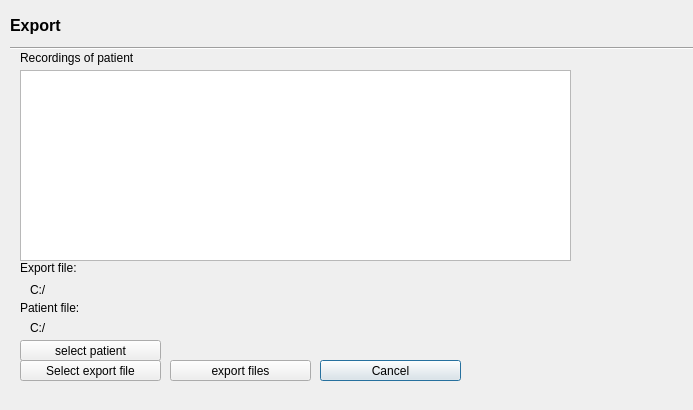
First picture: the form in screens/exportdialog.ui, repository PCSchool/demonstrator, before the edit.
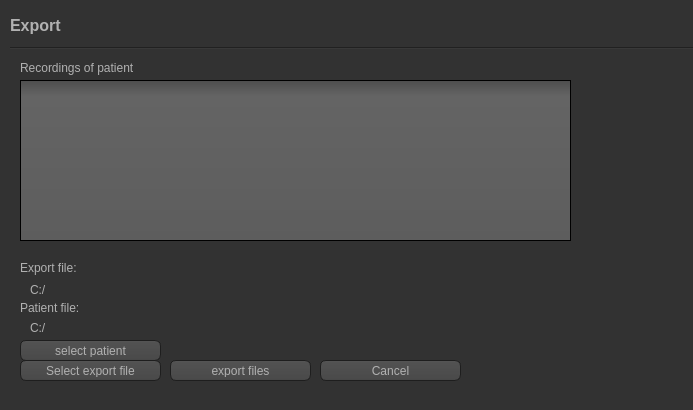
Second picture: the form after the edit. Icons and pictures are not drawn.

The edit to the form file:
```diff
--- a/screens/exportdialog.ui
+++ b/screens/exportdialog.ui
@@ -19,6 +19,474 @@
   <property name="windowTitle">
    <string>Dialog</string>
   </property>
+  <property name="styleSheet">
+   <string notr="true">QToolTip
+{
+     border: 1px solid black;
+     background-color: #ffa02f;
+     padding: 1px;
+     border-radius: 3px;
+     opacity: 100;
+}
+
+QWidget
+{
+    color: #b1b1b1;
+    background-color: #323232;
+}
+
+QWidget:item:hover
+{
+    background-color: QLinearGradient( x1: 0, y1: 0, x2: 0, y2: 1, stop: 0 #ffa02f, stop: 1 #ca0619);
+    color: #000000;
+}
+
+QWidget:item:selected
+{
+    background-color: QLinearGradient( x1: 0, y1: 0, x2: 0, y2: 1, stop: 0 #ffa02f, stop: 1 #d7801a);
+}
+
+QMenuBar::item
+{
+    background: transparent;
+}
+
+QMenuBar::item:selected
+{
+    background: transparent;
+    border: 1px solid #ffaa00;
+}
+
+QMenuBar::item:pressed
+{
+    background: #444;
+    border: 1px solid #000;
+    background-color: QLinearGradient(
+        x1:0, y1:0,
+        x2:0, y2:1,
+        stop:1 #212121,
+        stop:0.4 #343434/*,
+        stop:0.2 #343434,
+        stop:0.1 #ffaa00*/
+    );
+    margin-bottom:-1px;
+    padding-bottom:1px;
+}
+
+QMenu
+{
+    border: 1px solid #000;
+}
+
+QMenu::item
+{
+    padding: 2px 20px 2px 20px;
+}
+
+QMenu::item:selected
+{
+    color: #000000;
+}
+
+QWidget:disabled
+{
+    color: #404040;
+    background-color: #323232;
+}
+
+QAbstractItemView
+{
+    background-color: QLinearGradient( x1: 0, y1: 0, x2: 0, y2: 1, stop: 0 #4d4d4d, stop: 0.1 #646464, stop: 1 #5d5d5d);
+}
+
+QWidget:focus
+{
+    /*border: 2px solid QLinearGradient( x1: 0, y1: 0, x2: 0, y2: 1, stop: 0 #ffa02f, stop: 1 #d7801a);*/
+}
+
+QLineEdit
+{
+    background-color: QLinearGradient( x1: 0, y1: 0, x2: 0, y2: 1, stop: 0 #4d4d4d, stop: 0 #646464, stop: 1 #5d5d5d);
+    padding: 1px;
+    border-style: solid;
+    border: 1px solid #1e1e1e;
+    border-radius: 5;
+}
+
+QPushButton
+{
+    color: #b1b1b1;
+    background-color: QLinearGradient( x1: 0, y1: 0, x2: 0, y2: 1, stop: 0 #565656, stop: 0.1 #525252, stop: 0.5 #4e4e4e, stop: 0.9 #4a4a4a, stop: 1 #464646);
+    border-width: 1px;
+    border-color: #1e1e1e;
+    border-style: solid;
+    border-radius: 6;
+    padding: 3px;
+    font-size: 12px;
+    padding-left: 5px;
+    padding-right: 5px;
+}
+
+QPushButton:pressed
+{
+    background-color: QLinearGradient( x1: 0, y1: 0, x2: 0, y2: 1, stop: 0 #2d2d2d, stop: 0.1 #2b2b2b, stop: 0.5 #292929, stop: 0.9 #282828, stop: 1 #252525);
+}
+
+QComboBox
+{
+    selection-background-color: #ffaa00;
+    background-color: QLinearGradient( x1: 0, y1: 0, x2: 0, y2: 1, stop: 0 #565656, stop: 0.1 #525252, stop: 0.5 #4e4e4e, stop: 0.9 #4a4a4a, stop: 1 #464646);
+    border-style: solid;
+    border: 1px solid #1e1e1e;
+    border-radius: 5;
+}
+
+QComboBox:hover,QPushButton:hover
+{
+    border: 2px solid QLinearGradient( x1: 0, y1: 0, x2: 0, y2: 1, stop: 0 #ffa02f, stop: 1 #d7801a);
+}
+
+
+QComboBox:on
+{
+    padding-top: 3px;
+    padding-left: 4px;
+    background-color: QLinearGradient( x1: 0, y1: 0, x2: 0, y2: 1, stop: 0 #2d2d2d, stop: 0.1 #2b2b2b, stop: 0.5 #292929, stop: 0.9 #282828, stop: 1 #252525);
+    selection-background-color: #ffaa00;
+}
+
+QComboBox QAbstractItemView
+{
+    border: 2px solid darkgray;
+    selection-background-color: QLinearGradient( x1: 0, y1: 0, x2: 0, y2: 1, stop: 0 #ffa02f, stop: 1 #d7801a);
+}
+
+QComboBox::drop-down
+{
+     subcontrol-origin: padding;
+     subcontrol-position: top right;
+     width: 15px;
+
+     border-left-width: 0px;
+     border-left-color: darkgray;
+     border-left-style: solid; /* just a single line */
+     border-top-right-radius: 3px; /* same radius as the QComboBox */
+     border-bottom-right-radius: 3px;
+ }
+
+QComboBox::down-arrow
+{
+     image: url(:/down_arrow.png);
+}
+
+QGroupBox:focus
+{
+border: 2px solid QLinearGradient( x1: 0, y1: 0, x2: 0, y2: 1, stop: 0 #ffa02f, stop: 1 #d7801a);
+}
+
+QTextEdit:focus
+{
+    border: 2px solid QLinearGradient( x1: 0, y1: 0, x2: 0, y2: 1, stop: 0 #ffa02f, stop: 1 #d7801a);
+}
+
+QScrollBar:horizontal {
+     border: 1px solid #222222;
+     background: QLinearGradient( x1: 0, y1: 0, x2: 0, y2: 1, stop: 0.0 #121212, stop: 0.2 #282828, stop: 1 #484848);
+     height: 7px;
+     margin: 0px 16px 0 16px;
+}
+
+QScrollBar::handle:horizontal
+{
+      background: QLinearGradient( x1: 0, y1: 0, x2: 1, y2: 0, stop: 0 #ffa02f, stop: 0.5 #d7801a, stop: 1 #ffa02f);
+      min-height: 20px;
+      border-radius: 2px;
+}
+
+QScrollBar::add-line:horizontal {
+      border: 1px solid #1b1b19;
+      border-radius: 2px;
+      background: QLinearGradient( x1: 0, y1: 0, x2: 1, y2: 0, stop: 0 #ffa02f, stop: 1 #d7801a);
+      width: 14px;
+      subcontrol-position: right;
+      subcontrol-origin: margin;
+}
+
+QScrollBar::sub-line:horizontal {
+      border: 1px solid #1b1b19;
+      border-radius: 2px;
+      background: QLinearGradient( x1: 0, y1: 0, x2: 1, y2: 0, stop: 0 #ffa02f, stop: 1 #d7801a);
+      width: 14px;
+     subcontrol-position: left;
+     subcontrol-origin: margin;
+}
+
+QScrollBar::right-arrow:horizontal, QScrollBar::left-arrow:horizontal
+{
+      border: 1px solid black;
+      width: 1px;
+      height: 1px;
+      background: white;
+}
+
+QScrollBar::add-page:horizontal, QScrollBar::sub-page:horizontal
+{
+      background: none;
+}
+
+QScrollBar:vertical
+{
+      background: QLinearGradient( x1: 0, y1: 0, x2: 1, y2: 0, stop: 0.0 #121212, stop: 0.2 #282828, stop: 1 #484848);
+      width: 7px;
+      margin: 16px 0 16px 0;
+      border: 1px solid #222222;
+}
+
+QScrollBar::handle:vertical
+{
+      background: QLinearGradient( x1: 0, y1: 0, x2: 0, y2: 1, stop: 0 #ffa02f, stop: 0.5 #d7801a, stop: 1 #ffa02f);
+      min-height: 20px;
+      border-radius: 2px;
+}
+
+QScrollBar::add-line:vertical
+{
+      border: 1px solid #1b1b19;
+      border-radius: 2px;
+      background: QLinearGradient( x1: 0, y1: 0, x2: 0, y2: 1, stop: 0 #ffa02f, stop: 1 #d7801a);
+      height: 14px;
+      subcontrol-position: bottom;
+      subcontrol-origin: margin;
+}
+
+QScrollBar::sub-line:vertical
+{
+      border: 1px solid #1b1b19;
+      border-radius: 2px;
+      background: QLinearGradient( x1: 0, y1: 0, x2: 0, y2: 1, stop: 0 #d7801a, stop: 1 #ffa02f);
+      height: 14px;
+      subcontrol-position: top;
+      subcontrol-origin: margin;
+}
+
+QScrollBar::up-arrow:vertical, QScrollBar::down-arrow:vertical
+{
+      border: 1px solid black;
+      width: 1px;
+      height: 1px;
+      background: white;
+}
+
+
+QScrollBar::add-page:vertical, QScrollBar::sub-page:vertical
+{
+      background: none;
+}
+
+QTextEdit
+{
+    background-color: #242424;
+}
+
+QPlainTextEdit
+{
+    background-color: #242424;
+}
+
+QHeaderView::section
+{
+    background-color: QLinearGradient(x1:0, y1:0, x2:0, y2:1, stop:0 #616161, stop: 0.5 #505050, stop: 0.6 #434343, stop:1 #656565);
+    color: white;
+    padding-left: 4px;
+    border: 1px solid #6c6c6c;
+}
+
+QCheckBox:disabled
+{
+color: #414141;
+}
+
+QDockWidget::title
+{
+    text-align: center;
+    spacing: 3px; /* spacing between items in the tool bar */
+    background-color: QLinearGradient(x1:0, y1:0, x2:0, y2:1, stop:0 #323232, stop: 0.5 #242424, stop:1 #323232);
+}
+
+QDockWidget::close-button, QDockWidget::float-button
+{
+    text-align: center;
+    spacing: 1px; /* spacing between items in the tool bar */
+    background-color: QLinearGradient(x1:0, y1:0, x2:0, y2:1, stop:0 #323232, stop: 0.5 #242424, stop:1 #323232);
+}
+
+QDockWidget::close-button:hover, QDockWidget::float-button:hover
+{
+    background: #242424;
+}
+
+QDockWidget::close-button:pressed, QDockWidget::float-button:pressed
+{
+    padding: 1px -1px -1px 1px;
+}
+
+QMainWindow::separator
+{
+    background-color: QLinearGradient(x1:0, y1:0, x2:0, y2:1, stop:0 #161616, stop: 0.5 #151515, stop: 0.6 #212121, stop:1 #343434);
+    color: white;
+    padding-left: 4px;
+    border: 1px solid #4c4c4c;
+    spacing: 3px; /* spacing between items in the tool bar */
+}
+
+QMainWindow::separator:hover
+{
+
+    background-color: QLinearGradient(x1:0, y1:0, x2:0, y2:1, stop:0 #d7801a, stop:0.5 #b56c17 stop:1 #ffa02f);
+    color: white;
+    padding-left: 4px;
+    border: 1px solid #6c6c6c;
+    spacing: 3px; /* spacing between items in the tool bar */
+}
+
+QToolBar::handle
+{
+     spacing: 3px; /* spacing between items in the tool bar */
+     background: url(:/images/handle.png);
+}
+
+QMenu::separator
+{
+    height: 2px;
+    background-color: QLinearGradient(x1:0, y1:0, x2:0, y2:1, stop:0 #161616, stop: 0.5 #151515, stop: 0.6 #212121, stop:1 #343434);
+    color: white;
+    padding-left: 4px;
+    margin-left: 10px;
+    margin-right: 5px;
+}
+
+QProgressBar
+{
+    border: 2px solid grey;
+    border-radius: 5px;
+    text-align: center;
+}
+
+QProgressBar::chunk
+{
+    background-color: #d7801a;
+    width: 2.15px;
+    margin: 0.5px;
+}
+
+QTabBar::tab {
+    color: #b1b1b1;
+    border: 1px solid #444;
+    border-bottom-style: none;
+    background-color: #323232;
+    padding-left: 10px;
+    padding-right: 10px;
+    padding-top: 3px;
+    padding-bottom: 2px;
+    margin-right: -1px;
+}
+
+QTabWidget::pane {
+    border: 1px solid #444;
+    top: 1px;
+}
+
+QTabBar::tab:last
+{
+    margin-right: 0; /* the last selected tab has nothing to overlap with on the right */
+    border-top-right-radius: 3px;
+}
+
+QTabBar::tab:first:!selected
+{
+ margin-left: 0px; /* the last selected tab has nothing to overlap with on the right */
+
+
+    border-top-left-radius: 3px;
+}
+
+QTabBar::tab:!selected
+{
+    color: #b1b1b1;
+    border-bottom-style: solid;
+    margin-top: 3px;
+    background-color: QLinearGradient(x1:0, y1:0, x2:0, y2:1, stop:1 #212121, stop:.4 #343434);
+}
+
+QTabBar::tab:selected
+{
+    border-top-left-radius: 3px;
+    border-top-right-radius: 3px;
+    margin-bottom: 0px;
+}
+
+QTabBar::tab:!selected:hover
+{
+    /*border-top: 2px solid #ffaa00;
+    padding-bottom: 3px;*/
+    border-top-left-radius: 3px;
+    border-top-right-radius: 3px;
+    background-color: QLinearGradient(x1:0, y1:0, x2:0, y2:1, stop:1 #212121, stop:0.4 #343434, stop:0.2 #343434, stop:0.1 #ffaa00);
+}
+
+QRadioButton::indicator:checked, QRadioButton::indicator:unchecked{
+    color: #b1b1b1;
+    background-color: #323232;
+    border: 1px solid #b1b1b1;
+    border-radius: 6px;
+}
+
+QRadioButton::indicator:checked
+{
+    background-color: qradialgradient(
+        cx: 0.5, cy: 0.5,
+        fx: 0.5, fy: 0.5,
+        radius: 1.0,
+        stop: 0.25 #ffaa00,
+        stop: 0.3 #323232
+    );
+}
+
+QCheckBox::indicator{
+    color: #b1b1b1;
+    background-color: #323232;
+    border: 1px solid #b1b1b1;
+    width: 9px;
+    height: 9px;
+}
+
+QRadioButton::indicator
+{
+    border-radius: 6px;
+}
+
+QRadioButton::indicator:hover, QCheckBox::indicator:hover
+{
+    border: 1px solid #ffaa00;
+}
+
+QCheckBox::indicator:checked
+{
+    image:url(:/images/checkbox.png);
+}
+
+QCheckBox::indicator:disabled, QRadioButton::indicator:disabled
+{
+    border: 1px solid #444;
+}
+QCheckBox::indicator:checked
+{
+    background-color: white;
+}
+QFormLayout::indicator {
+	border: 0px solid pink
+}</string>
+  </property>
   <widget class="QLabel" name="label">
    <property name="geometry">
     <rect>
@@ -44,7 +512,7 @@
     <rect>
      <x>30</x>
      <y>320</y>
-     <width>371</width>
+     <width>411</width>
      <height>16</height>
     </rect>
    </property>
@@ -69,9 +537,9 @@
    <property name="geometry">
     <rect>
      <x>20</x>
-     <y>70</y>
+     <y>80</y>
      <width>551</width>
-     <height>191</height>
+     <height>161</height>
     </rect>
    </property>
   </widget>
@@ -79,7 +547,7 @@
    <property name="geometry">
     <rect>
      <x>20</x>
-     <y>50</y>
+     <y>60</y>
      <width>191</width>
      <height>16</height>
     </rect>
@@ -93,7 +561,7 @@
     <rect>
      <x>20</x>
      <y>260</y>
-     <width>61</width>
+     <width>431</width>
      <height>16</height>
     </rect>
    </property>
@@ -119,7 +587,7 @@
     <rect>
      <x>20</x>
      <y>300</y>
-     <width>61</width>
+     <width>491</width>
      <height>16</height>
     </rect>
    </property>
```
